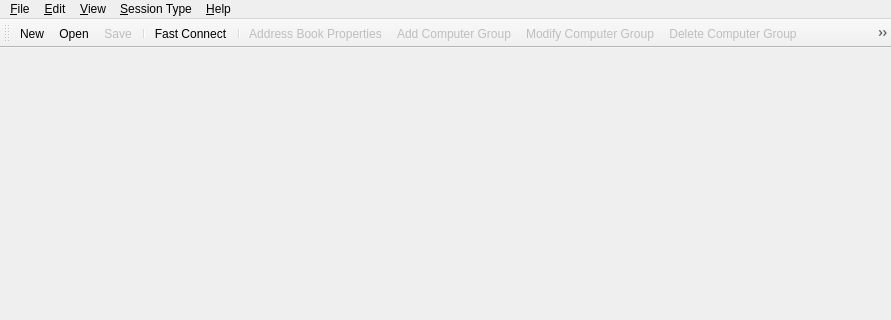
Qt form source/console/console_window.ui (dchapyshev/aspia) before a commit; both pictures show x 0 to 891 and y 0 to 320 of the 891 by 613 pixel window.
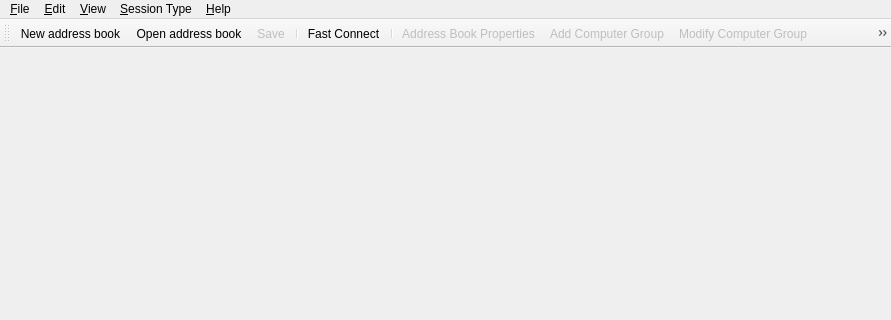
The same form after that commit. Icons and pictures are not drawn. Custom widgets are drawn as their Qt base class.

The edit to the form file:
```diff
--- a/source/console/console_window.ui
+++ b/source/console/console_window.ui
@@ -170,7 +170,7 @@
      <normaloff>:/icon/document.png</normaloff>:/icon/document.png</iconset>
    </property>
    <property name="text">
-    <string>&amp;New</string>
+    <string>&amp;New address book</string>
    </property>
    <property name="shortcut">
     <string>Ctrl+N</string>
@@ -182,7 +182,7 @@
      <normaloff>:/icon/open.png</normaloff>:/icon/open.png</iconset>
    </property>
    <property name="text">
-    <string>&amp;Open...</string>
+    <string>&amp;Open address book...</string>
    </property>
    <property name="shortcut">
     <string>Ctrl+O</string>
```
Left out of the diff: 2 changed lines with no effect on the pictures.
